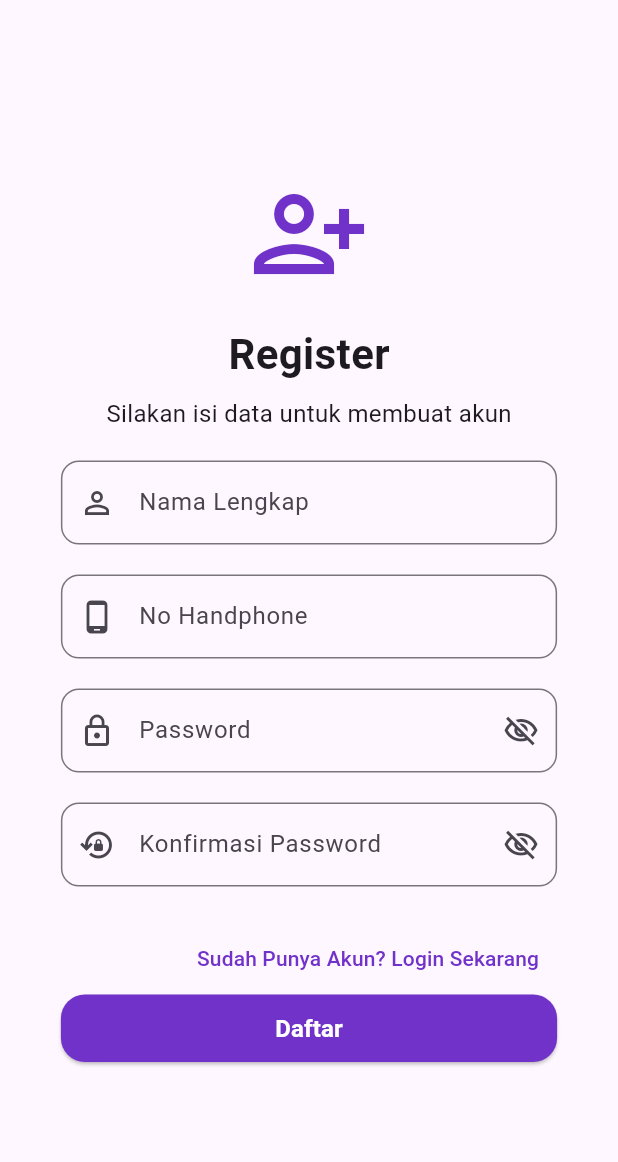
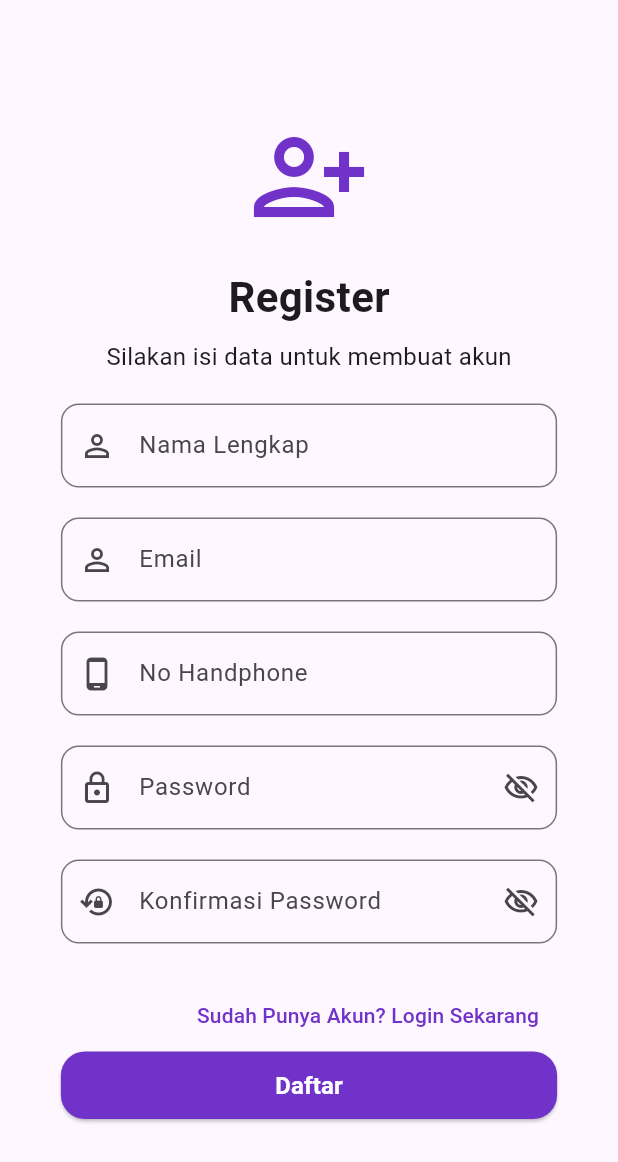
Before and after one commit to Frientia/project_mobile_UAS, a Flutter app: the screen it shows after launch, on a phone screen of 412 x 824 dp. Shown: the top 1162 px of the screen. Run offline on Flutter 3.47's test engine with Material 3 defaults, Android fonts, the phone set to English and light mode, and no system bars; our stand-ins replace lottie.

Commit message:
menambahkan text field alamat email

```diff
--- a/lib/register_page.dart
+++ b/lib/register_page.dart
@@ -54,6 +54,22 @@ class _RegisterPageState extends State<RegisterPage> {
                       decoration: InputDecoration(
                         labelText: 'Nama Lengkap',
                         hintText: 'Masukkan nama Anda',
+                        hintStyle: const TextStyle(
+                          color: Color.fromARGB(255, 113, 50, 202),
+                        ),
+                        prefixIcon: const Icon(Icons.person_outline),
+                        border: OutlineInputBorder(
+                          borderRadius: BorderRadius.circular(12),
+                        ),
+                      ),
+                    ),
+                    const SizedBox(height: 20),
+                    // Alamat Email
+                    TextField(
+                      keyboardType: TextInputType.name,
+                      decoration: InputDecoration(
+                        labelText: 'Email',
+                        hintText: 'Masukkan Email Anda',
                         hintStyle: const TextStyle(
                           color: Color.fromARGB(255, 113, 50, 202),
                         ),
```
